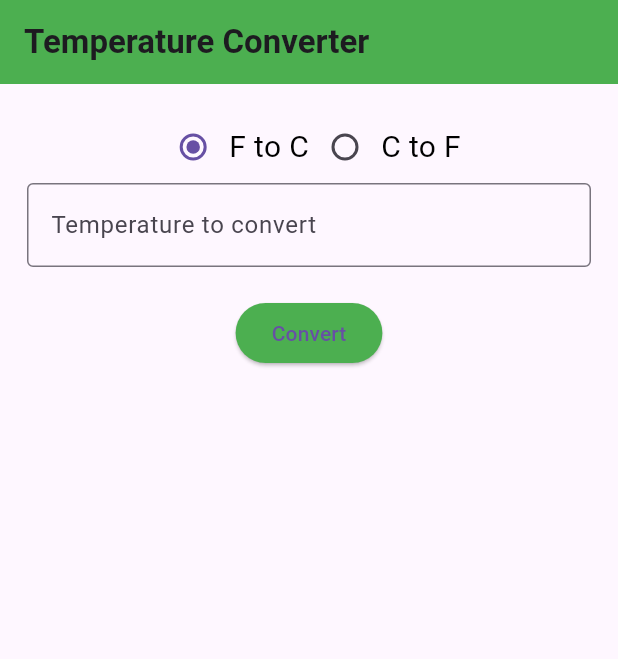
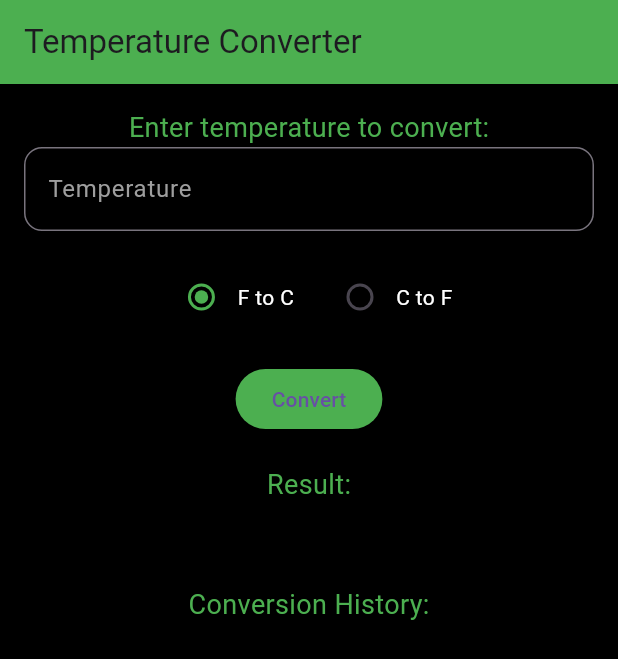
Before and after one commit to bmukankusi/mobileDev-Individual_project, a Flutter app: the screen it shows after launch, on a phone screen of 412 x 824 dp. Shown: the top 659 px of the screen. Run offline on Flutter 3.47's test engine with Material 3 defaults, Android fonts, the light colour scheme and no system bars.

Commit message:
Update main.dart

```diff
--- a/lib/main.dart
+++ b/lib/main.dart
@@ -1,59 +1,65 @@
 import 'package:flutter/material.dart';
 
-void main() => runApp(MyApp());
+void main() {
+  runApp(const TemperatureConversionApp());
+}
 
-class MyApp extends StatelessWidget {
-  const MyApp({super.key});
+class TemperatureConversionApp extends StatelessWidget {
+  const TemperatureConversionApp({super.key});
 
   @override
   Widget build(BuildContext context) {
     return MaterialApp(
       title: 'Temperature Converter',
       theme: ThemeData(
-        primarySwatch: Colors.blue,
+        primarySwatch: Colors.green,
+        scaffoldBackgroundColor: Colors.black,
+        textTheme: const TextTheme(
+          bodyMedium: TextStyle(color: Colors.white), // Updated to bodyMedium
+        ),
       ),
-      home: TempConverterHome(),
+      home: const TemperatureConverterScreen(),
     );
   }
 }
 
-class TempConverterHome extends StatefulWidget {
-  const TempConverterHome({super.key});
+class TemperatureConverterScreen extends StatefulWidget {
+  const TemperatureConverterScreen({super.key});
 
   @override
-  _TempConverterHomeState createState() => _TempConverterHomeState();
+  _TemperatureConverterScreenState createState() =>
+      _TemperatureConverterScreenState();
 }
 
-class _TempConverterHomeState extends State<TempConverterHome> {
-  final TextEditingController _tempController = TextEditingController();
-  bool _isFtoC = true;
+class TemperatureConverterScreenState {
+}
+
+class _TemperatureConverterScreenState
+    extends State<TemperatureConverterScreen> {
+  String _conversionType = 'F to C'; // Default conversion
+  final TextEditingController _temperatureController = TextEditingController();
   String _result = '';
-  final List<String> _history = [];
-  String? _inputError; // To show error message if input is invalid
+  List<String> _conversionHistory = [];
 
   void _convertTemperature() {
+    double inputTemp = double.tryParse(_temperatureController.text) ?? 0;
+    double convertedTemp;
+
+    if (_conversionType == 'F to C') {
+      convertedTemp = (inputTemp - 32) * 5 / 9;
+      setState(() {
+        _result = "${inputTemp.toStringAsFixed(1)} °F => ${convertedTemp.toStringAsFixed(2)} °C";
+      });
+    } else {
+      convertedTemp = inputTemp * 9 / 5 + 32;
+      setState(() {
+        _result = "${inputTemp.toStringAsFixed(1)} °C => ${convertedTemp.toStringAsFixed(2)} °F";
+      });
+    }
+
+    // Add to history
     setState(() {
-      _inputError = null;
-      double? inputTemp = double.tryParse(_tempController.text);
-
-      if (inputTemp == null) {
-        _inputError = 'Please enter a valid number';
-        return;
-      }
-
-      double convertedTemp;
-      if (_isFtoC) {
-        // Fahrenheit to Celsius conversion
-        convertedTemp = (inputTemp - 32) * 5 / 9;
-        _result = "${inputTemp.toStringAsFixed(1)} °F => ${convertedTemp.toStringAsFixed(2)} °C";
-      } else {
-        // Celsius to Fahrenheit conversion
-        convertedTemp = inputTemp * 9 / 5 + 32;
-        _result = "${inputTemp.toStringAsFixed(1)} °C => ${convertedTemp.toStringAsFixed(2)} °F";
-      }
-
-      // Add the conversion result to history
-      _history.insert(0, _result);
+      _conversionHistory.add(_result);
     });
   }
 
@@ -61,80 +67,96 @@ class _TempConverterHomeState extends State<TempConverterHome> {
   Widget build(BuildContext context) {
     return Scaffold(
       appBar: AppBar(
-        title: const Text('Temperature Converter',
-        style: TextStyle(
-          fontWeight: FontWeight.bold,
-        )
-        ),
+        title: const Text('Temperature Converter'),
         backgroundColor: Colors.green,
       ),
       body: Padding(
-        padding: const EdgeInsets.all(18.0),
+        padding: const EdgeInsets.all(16.0),
         child: Column(
           crossAxisAlignment: CrossAxisAlignment.center,
-          children: [
+          children: <Widget>[
+            const Text(
+              'Enter temperature to convert:',
+              style: TextStyle(fontSize: 18, color: Colors.green),
+            ),
+            TextField(
+              controller: _temperatureController,
+              keyboardType: TextInputType.number,
+              style: const TextStyle(color: Colors.white),
+              decoration: InputDecoration(
+                hintText: 'Temperature',
+                hintStyle: const TextStyle(color: Colors.grey),
+                border: OutlineInputBorder(
+                  borderRadius: BorderRadius.circular(12.0),
+                  borderSide: const BorderSide(color: Colors.white),
+                ),
+              ),
+            ),
+            const SizedBox(height: 20),
             Row(
               mainAxisAlignment: MainAxisAlignment.center,
               children: [
-                Radio<bool>(
-                  value: true,
-                  groupValue: _isFtoC,
-                  onChanged: (bool? value) {
+                Radio<String>(
+                  value: 'F to C',
+                  groupValue: _conversionType,
+                  activeColor: Colors.green,
+                  onChanged: (String? value) {
                     setState(() {
-                      _isFtoC = value!;
+                      _conversionType = value!;
                     });
                   },
                 ),
-                const Text('F to C',
-                    style: TextStyle(fontSize: 20, color: Colors.black)),
-                Radio<bool>(
-                  value: false,
-                  groupValue: _isFtoC,
-                  onChanged: (bool? value) {
+                const Text(
+                  'F to C',
+                  style: TextStyle(color: Colors.white),
+                ),
+                const SizedBox(width: 20),
+                Radio<String>(
+                  value: 'C to F',
+                  groupValue: _conversionType,
+                  activeColor: Colors.green,
+                  onChanged: (String? value) {
                     setState(() {
-                      _isFtoC = value!;
+                      _conversionType = value!;
                     });
                   },
                 ),
-                const Text('C to F',
-                    style: TextStyle(fontSize: 20, color: Colors.black)),
+                const Text(
+                  'C to F',
+                  style: TextStyle(color: Colors.white),
+                ),
               ],
             ),
-
-            TextField(
-              controller: _tempController,
-              keyboardType: TextInputType.number,
-              decoration: InputDecoration(
-                labelText: 'Temperature to convert',
-                border: const OutlineInputBorder(),
-                errorText: _inputError, // Error message displayed here
-              ),
-            ),
             const SizedBox(height: 20),
-            // Convert button
             ElevatedButton(
               onPressed: _convertTemperature,
               style: ElevatedButton.styleFrom(
-                backgroundColor: Colors.green,
+                backgroundColor: Colors.green, // Updated backgroundColor
               ),
-                child: const Text('Convert'),
+              child: const Text('Convert'),
             ),
             const SizedBox(height: 20),
-            // Result display
+            const Text(
+              'Result:',
+              style: TextStyle(fontSize: 18, color: Colors.green),
+            ),
             Text(
               _result,
-              style: const TextStyle(fontSize: 24, fontWeight: FontWeight.bold, color: Colors.blue),
+              style: const TextStyle(fontSize: 24, color: Colors.white),
             ),
             const SizedBox(height: 20),
-            // Conversion history display
+            const Text(
+              'Conversion History:',
+              style: TextStyle(fontSize: 18, color: Colors.green),
+            ),
             Expanded(
               child: ListView.builder(
-                itemCount: _history.length,
+                itemCount: _conversionHistory.length,
                 itemBuilder: (context, index) {
                   return ListTile(
                     title: Text(
-                      _history[index],
-                      style: const TextStyle(color: Colors.green),
+                      _conversionHistory[index],
+                      style: const TextStyle(color: Colors.white),
                     ),
                   );
                 },
```
